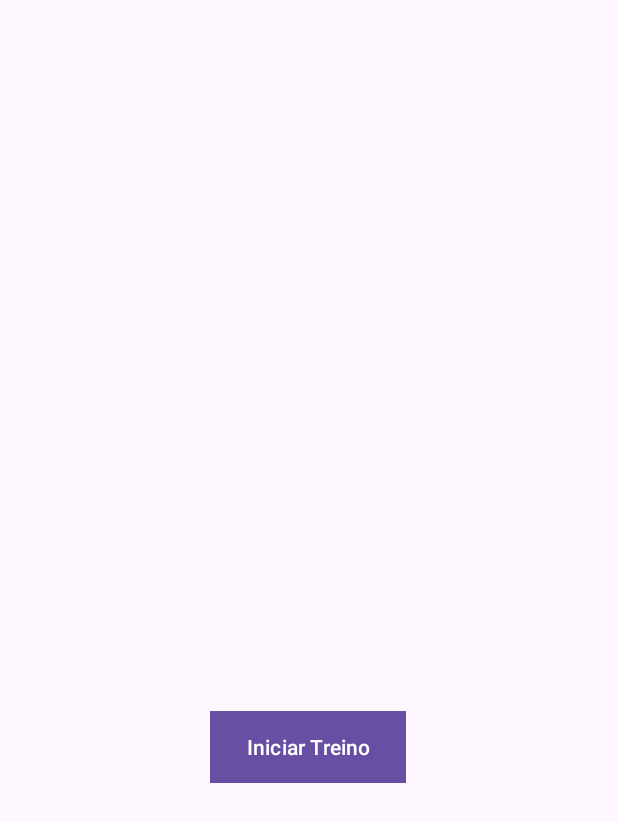
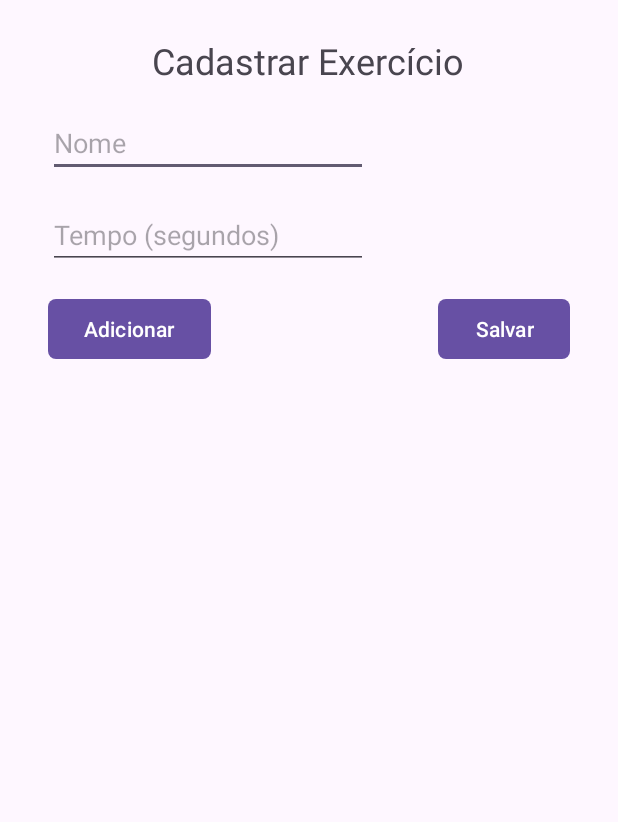
Before and after one commit to ciceroAugustoON/treino-circuito, an Android app: the screen it shows after launch (MainActivity before the commit, CadastroCircuito after it), on a phone screen of 412 x 824 dp. Shown: the top 822 px of the screen. Run offline under Robolectric (Android 15) with nearby library versions, the phone set to English and light mode, and no system bars.

Commit message:
feature: add exercises working

```diff
--- a/app/src/main/java/com/cjmn/treino_circuito/MainActivity.java
+++ b/app/src/main/java/com/cjmn/treino_circuito/MainActivity.java
@@ -1,5 +1,6 @@
 package com.cjmn.treino_circuito;
 
+import android.content.Intent;
 import android.os.Bundle;
 
 import androidx.activity.EdgeToEdge;
@@ -8,7 +9,13 @@ import androidx.core.graphics.Insets;
 import androidx.core.view.ViewCompat;
 import androidx.core.view.WindowInsetsCompat;
 
+import com.cjmn.treino_circuito.model.Exercicio;
+
+import java.util.List;
+import java.util.ArrayList;
+
 public class MainActivity extends AppCompatActivity {
+    private List<Exercicio> exercicios = new ArrayList<>();
 
     @Override
     protected void onCreate(Bundle savedInstanceState) {
@@ -20,5 +27,10 @@ public class MainActivity extends AppCompatActivity {
             v.setPadding(systemBars.left, systemBars.top, systemBars.right, systemBars.bottom);
             return insets;
         });
+
+        if (exercicios.isEmpty()) {
+            Intent intent = new Intent(MainActivity.this, CadastroCircuito.class);
+            startActivity(intent);
+        }
     }
 }
--- a/app/src/main/res/layout/activity_cadastro_circuito.xml
+++ b/app/src/main/res/layout/activity_cadastro_circuito.xml
@@ -21,7 +21,7 @@
         app:layout_constraintTop_toTopOf="parent" />
 
     <EditText
-        android:id="@+id/editTextText"
+        android:id="@+id/exerciseName"
         android:layout_width="wrap_content"
         android:layout_height="wrap_content"
         android:layout_marginStart="32dp"
@@ -33,7 +33,7 @@
         app:layout_constraintTop_toBottomOf="@+id/textView" />
 
     <EditText
-        android:id="@+id/editTextText2"
+        android:id="@+id/exerciseTime"
         android:layout_width="wrap_content"
         android:layout_height="wrap_content"
         android:layout_marginStart="32dp"
@@ -42,7 +42,7 @@
         android:hint="Tempo (segundos)"
         android:inputType="number"
         app:layout_constraintStart_toStartOf="parent"
-        app:layout_constraintTop_toBottomOf="@+id/editTextText" />
+        app:layout_constraintTop_toBottomOf="@+id/exerciseName" />
 
     <Button
         android:id="@+id/addExercise"
@@ -53,7 +53,7 @@
         android:text="Adicionar"
         app:cornerRadius="5dp"
         app:layout_constraintStart_toStartOf="parent"
-        app:layout_constraintTop_toBottomOf="@+id/editTextText2" />
+        app:layout_constraintTop_toBottomOf="@+id/exerciseTime" />
 
     <Button
         android:id="@+id/saveList"
@@ -64,11 +64,13 @@
         android:text="Salvar"
         app:cornerRadius="5dp"
         app:layout_constraintEnd_toEndOf="parent"
-        app:layout_constraintTop_toBottomOf="@+id/editTextText2" />
+        app:layout_constraintTop_toBottomOf="@+id/exerciseTime" />
 
     <ListView
+        android:id="@+id/listExercises"
         android:layout_width="409dp"
         android:layout_height="434dp"
+        android:layout_marginStart="1dp"
         app:layout_constraintBottom_toBottomOf="parent"
-        tools:layout_editor_absoluteX="1dp" />
+        app:layout_constraintStart_toStartOf="parent" />
 </androidx.constraintlayout.widget.ConstraintLayout>
```
Also changed, not shown: app/src/main/java/com/cjmn/treino_circuito/CadastroCircuito.java (+33 -0 lines), app/src/main/java/com/cjmn/treino_circuito/ExerciseAdapter.java (added, +36 -0 lines), app/src/main/java/com/cjmn/treino_circuito/model/Exercicio.java (added, +40 -0 lines), app/src/main/res/layout/list_exercises.xml (added, +18 -0 lines).
